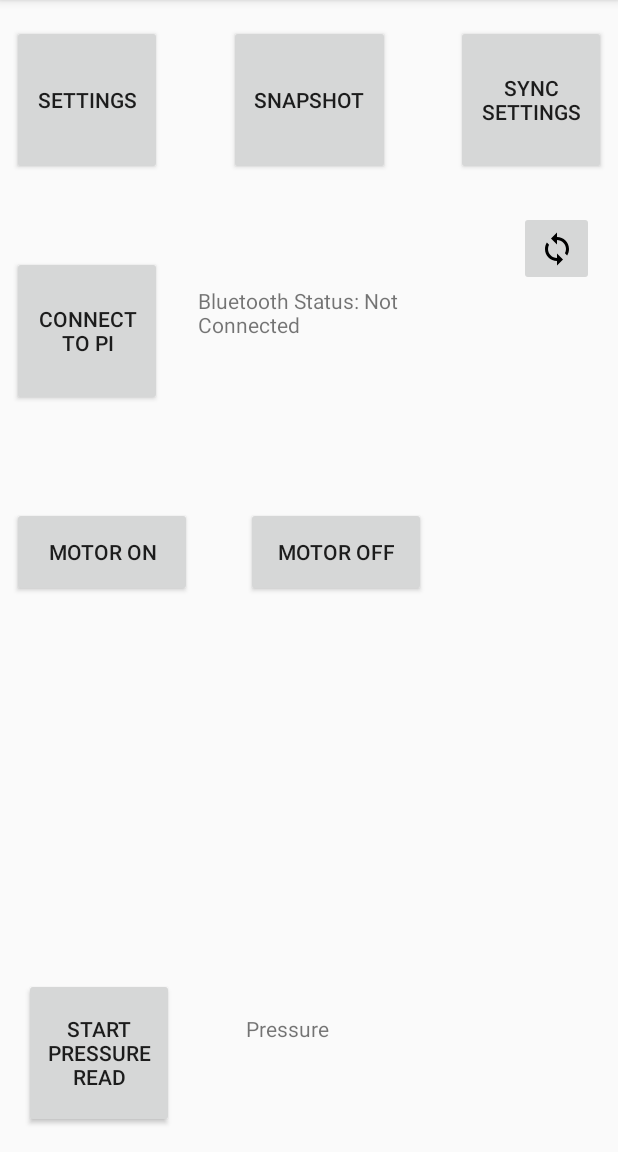
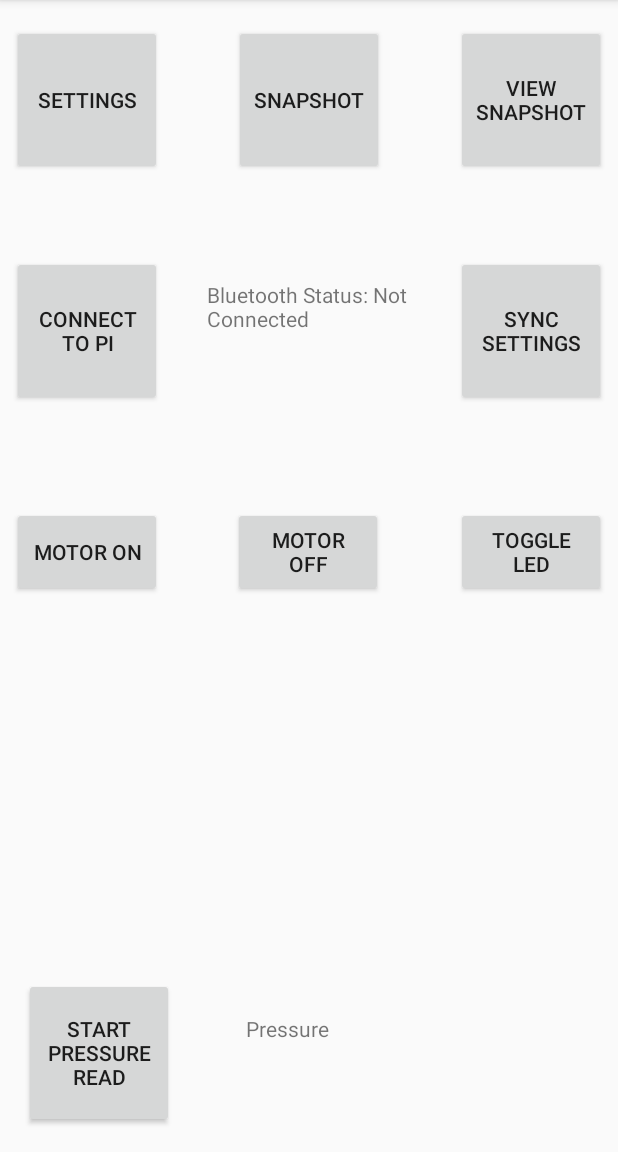
Before and after one commit to jmadamso/SpectrometerAndroid, an Android app: the screen it shows after launch (AppDriver), on a phone screen of 412 x 824 dp, the part 84-1236 px from its top. Run offline under Robolectric (Android 15) with nearby library versions, the phone set to English and light mode, and no system bars.

Commit message:
Update layout, add snapshot view

```diff
--- a/app/src/main/java/joe/helloworld/AppDriver.java
+++ b/app/src/main/java/joe/helloworld/AppDriver.java
@@ -117,11 +117,8 @@ public class AppDriver extends AppCompatActivity {
                 //that method dropped a lot of data. Now trying 128 * 8 string method
                 case defines.REQUEST_SPECTRA:
                     //Toast.makeText(AppDriver.this, "made it to requestSpectra", Toast.LENGTH_LONG).show();
-
                     int index = 0;
-
                     int k = 0;
-
 
                     //throw away the identifier byte and parse out the intensities.
                     //place parsed floats into tokens[] as strings
@@ -164,12 +161,6 @@ public class AppDriver extends AppCompatActivity {
                         Intent i = new Intent(getApplicationContext(), ResultActivity.class);
                         i.putExtras(b);
                         startActivity(i);
-
-                        //now take us to see result
-                        //Intent i = new Intent(this, ResultActivity.class);
-
-
-
                     }
                     break;
 
@@ -269,6 +260,26 @@ public class AppDriver extends AppCompatActivity {
             Toast.makeText(AppDriver.this, "Bluetooth not connected", Toast.LENGTH_SHORT).show();
         }
 
+    }
+
+    public void ledButtonResponse(View view) {
+        if (mBTService.getState() == BTService.STATE_CONNECTED) {
+            byte[] b = new byte[1];
+            b[0] = defines.LED_TOGGLE;
+            mBTService.write(b);
+            //Toast.makeText(AppDriver.this, "Toggling LED", Toast.LENGTH_SHORT).show();
+        } else {
+            Toast.makeText(AppDriver.this, "Bluetooth not connected", Toast.LENGTH_SHORT).show();
+        }
+    }
+
+    public void viewSnapshotResponse(View view) {
+        //now take us to see result
+        Bundle b = new Bundle();
+        b.putDoubleArray("spectrumArray",spectrumArray);
+        Intent i = new Intent(getApplicationContext(), ResultActivity.class);
+        i.putExtras(b);
+        startActivity(i);
     }
 
     private void syncSettings() {
--- a/app/src/main/java/joe/helloworld/ResultActivity.java
+++ b/app/src/main/java/joe/helloworld/ResultActivity.java
@@ -26,7 +26,7 @@ import java.util.*;
 public class ResultActivity extends Activity {
 
     private XYPlot plot;
-
+    static private double[] spectrumArray = new double[defines.NUM_WAVELENGTHS];
     @Override
     public void onCreate(Bundle savedInstanceState) {
         super.onCreate(savedInstanceState);
@@ -38,7 +38,7 @@ public class ResultActivity extends Activity {
 
         //grab the array that was passed in:
         Bundle b = this.getIntent().getExtras();
-        double[] spectrumArray = b.getDoubleArray("spectrumArray");
+        spectrumArray = b.getDoubleArray("spectrumArray");
 
 
         // create a couple arrays of y-values to plot:
--- a/app/src/main/java/joe/helloworld/defines.java
+++ b/app/src/main/java/joe/helloworld/defines.java
@@ -24,6 +24,7 @@ public class defines {
     static final char REQUEST_SPECTRA = '4';
     static final char SETTINGS = '5';
     static final char QUIT = '6';
+    static final char LED_TOGGLE = '7';
 
     //size of array we expect for an entire spectrum reading.
     //1024 doubles * 8 bytes/double (as string) + 1 for ;
--- a/app/src/main/res/layout/activity_main.xml
+++ b/app/src/main/res/layout/activity_main.xml
@@ -45,7 +45,7 @@
 
     <Button
         android:id="@+id/button"
-        android:layout_width="120dp"
+        android:layout_width="100dp"
         android:layout_height="60dp"
         android:layout_marginBottom="56dp"
         android:layout_marginLeft="8dp"
@@ -57,14 +57,18 @@
 
     <Button
         android:id="@+id/button2"
-        android:layout_width="120dp"
+        android:layout_width="100dp"
         android:layout_height="60dp"
         android:layout_marginBottom="56dp"
-        android:layout_marginLeft="36dp"
-        android:layout_marginStart="36dp"
+        android:layout_marginEnd="8dp"
+        android:layout_marginLeft="8dp"
+        android:layout_marginRight="8dp"
+        android:layout_marginStart="8dp"
         android:onClick="motorOffButtonResponse"
         android:text="Motor Off"
         app:layout_constraintBottom_toTopOf="@+id/guideline3"
+        app:layout_constraintEnd_toStartOf="@+id/button6"
+        app:layout_constraintHorizontal_bias="0.493"
         app:layout_constraintStart_toEndOf="@+id/button" />
 
     <Button
@@ -76,7 +80,7 @@
         android:layout_marginRight="8dp"
         android:onClick="syncButtonResponse"
         android:text="sync settings"
-        app:layout_constraintBottom_toTopOf="@+id/guideline2"
+        app:layout_constraintBottom_toTopOf="@+id/guideline"
         app:layout_constraintEnd_toEndOf="parent" />
 
     <TextView
@@ -91,18 +95,22 @@
 
     <TextView
         android:id="@+id/statusText"
-        android:layout_width="185dp"
+        android:layout_width="134dp"
         android:layout_height="60dp"
-        android:layout_marginBottom="28dp"
+        android:layout_marginBottom="32dp"
+        android:layout_marginEnd="8dp"
         android:layout_marginLeft="24dp"
+        android:layout_marginRight="8dp"
         android:layout_marginStart="24dp"
         android:text="Not Connected"
         app:layout_constraintBottom_toTopOf="@+id/guideline"
+        app:layout_constraintEnd_toStartOf="@+id/button3"
+        app:layout_constraintHorizontal_bias="0.206"
         app:layout_constraintStart_toEndOf="@+id/startButton" />
 
     <Button
         android:id="@+id/button4"
-        android:layout_width="107dp"
+        android:layout_width="100dp"
         android:layout_height="100dp"
         android:layout_marginBottom="8dp"
         android:layout_marginEnd="8dp"
@@ -112,20 +120,8 @@
         android:onClick="snapshotButtonResponse"
         android:text="Snapshot"
         app:layout_constraintBottom_toTopOf="@+id/guideline2"
-        app:layout_constraintEnd_toStartOf="@+id/button3"
+        app:layout_constraintEnd_toStartOf="@+id/button8"
         app:layout_constraintStart_toEndOf="@+id/settingsButton" />
-
-    <ImageButton
-        android:id="@+id/imageButton"
-        android:layout_width="50dp"
-        android:layout_height="50dp"
-        android:layout_marginEnd="16dp"
-        android:layout_marginRight="16dp"
-        android:layout_marginTop="24dp"
-        android:onClick="snapshotButtonResponse"
-        app:layout_constraintEnd_toEndOf="parent"
-        app:layout_constraintTop_toBottomOf="@+id/button3"
-        app:srcCompat="@drawable/ic_sync_black_24dp" />
 
     <android.support.constraint.Guideline
         android:id="@+id/guideline"
@@ -148,4 +144,28 @@
         android:orientation="horizontal"
         app:layout_constraintGuide_begin="454dp" />
 
+    <Button
+        android:id="@+id/button6"
+        android:layout_width="100dp"
+        android:layout_height="60dp"
+        android:layout_marginBottom="56dp"
+        android:layout_marginEnd="8dp"
+        android:layout_marginRight="8dp"
+        android:onClick="ledButtonResponse"
+        android:text="Toggle LED"
+        app:layout_constraintBottom_toTopOf="@+id/guideline3"
+        app:layout_constraintEnd_toEndOf="parent" />
+
+    <Button
+        android:id="@+id/button8"
+        android:layout_width="100dp"
+        android:layout_height="100dp"
+        android:layout_marginBottom="8dp"
+        android:layout_marginEnd="8dp"
+        android:layout_marginRight="8dp"
+        android:onClick="viewSnapshotResponse"
+        android:text="View Snapshot"
+        app:layout_constraintBottom_toTopOf="@+id/guideline2"
+        app:layout_constraintEnd_toEndOf="parent" />
+
 </android.support.constraint.ConstraintLayout>
--- a/app/src/main/res/xml/line_point_formatter_with_labels.xml
+++ b/app/src/main/res/xml/line_point_formatter_with_labels.xml
@@ -1,7 +1,7 @@
 <?xml version="1.0" encoding="utf-8"?>
 <config
-    linePaint.strokeWidth="3dp"
+    linePaint.strokeWidth="2dp"
     linePaint.color="#00AA00"
     vertexPaint.color="#007700"
-    vertexPaint.strokeWidth="3dp"
+    vertexPaint.strokeWidth="2dp"
     fillPaint.color="#00000000"/>
```
Also changed, not shown: 1 other file.
